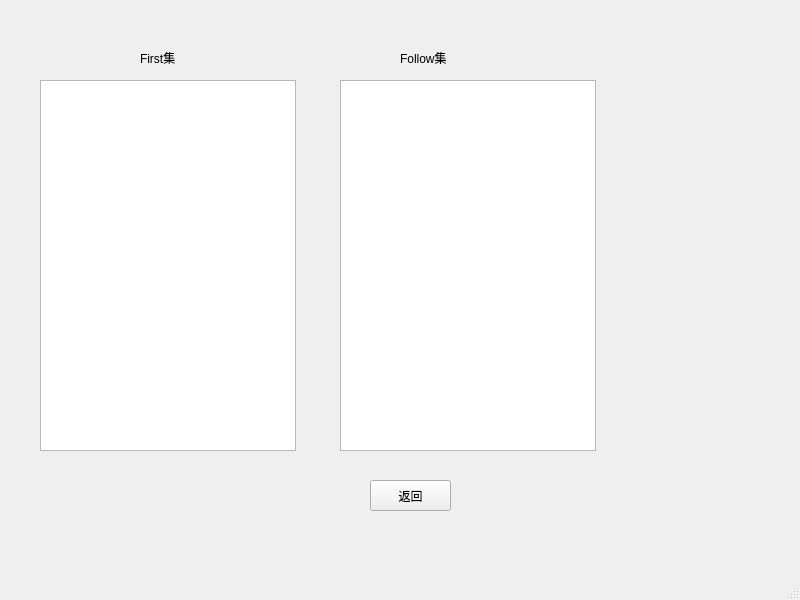
Before: the Qt Designer form graana_result.ui in lh2080028463/Compiler, drawn with Qt 5.
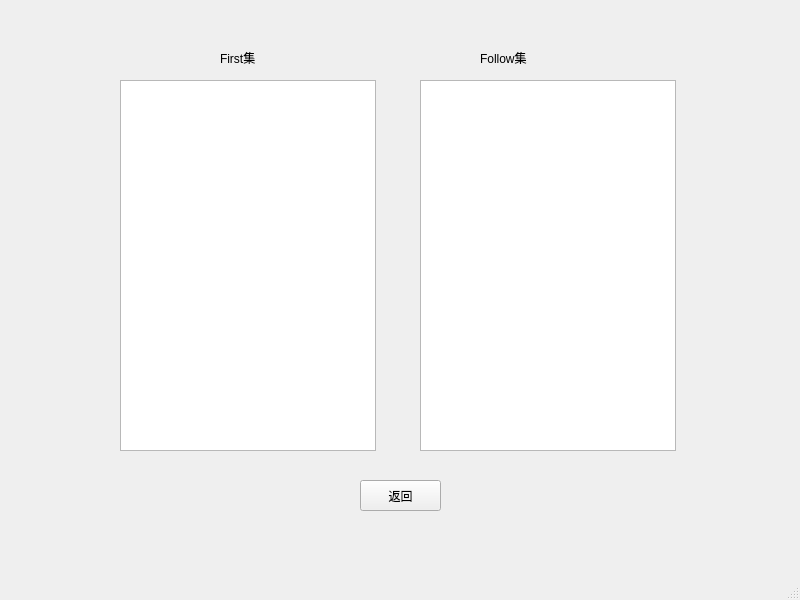
After: the same form once the commit is applied.

```diff
--- a/graana_result.ui
+++ b/graana_result.ui
@@ -17,7 +17,7 @@
    <widget class="QLabel" name="label">
     <property name="geometry">
      <rect>
-      <x>140</x>
+      <x>220</x>
       <y>50</y>
       <width>61</width>
       <height>16</height>
@@ -30,7 +30,7 @@
    <widget class="QLabel" name="label_2">
     <property name="geometry">
      <rect>
-      <x>400</x>
+      <x>480</x>
       <y>50</y>
       <width>81</width>
       <height>16</height>
@@ -43,7 +43,7 @@
    <widget class="QPushButton" name="quitButton">
     <property name="geometry">
      <rect>
-      <x>370</x>
+      <x>360</x>
       <y>480</y>
       <width>81</width>
       <height>31</height>
@@ -56,7 +56,7 @@
    <widget class="QTextBrowser" name="textBrowser">
     <property name="geometry">
      <rect>
-      <x>40</x>
+      <x>120</x>
       <y>80</y>
       <width>256</width>
       <height>371</height>
@@ -66,7 +66,7 @@
    <widget class="QTextBrowser" name="textBrowser_2">
     <property name="geometry">
      <rect>
-      <x>340</x>
+      <x>420</x>
       <y>80</y>
       <width>256</width>
       <height>371</height>
```
